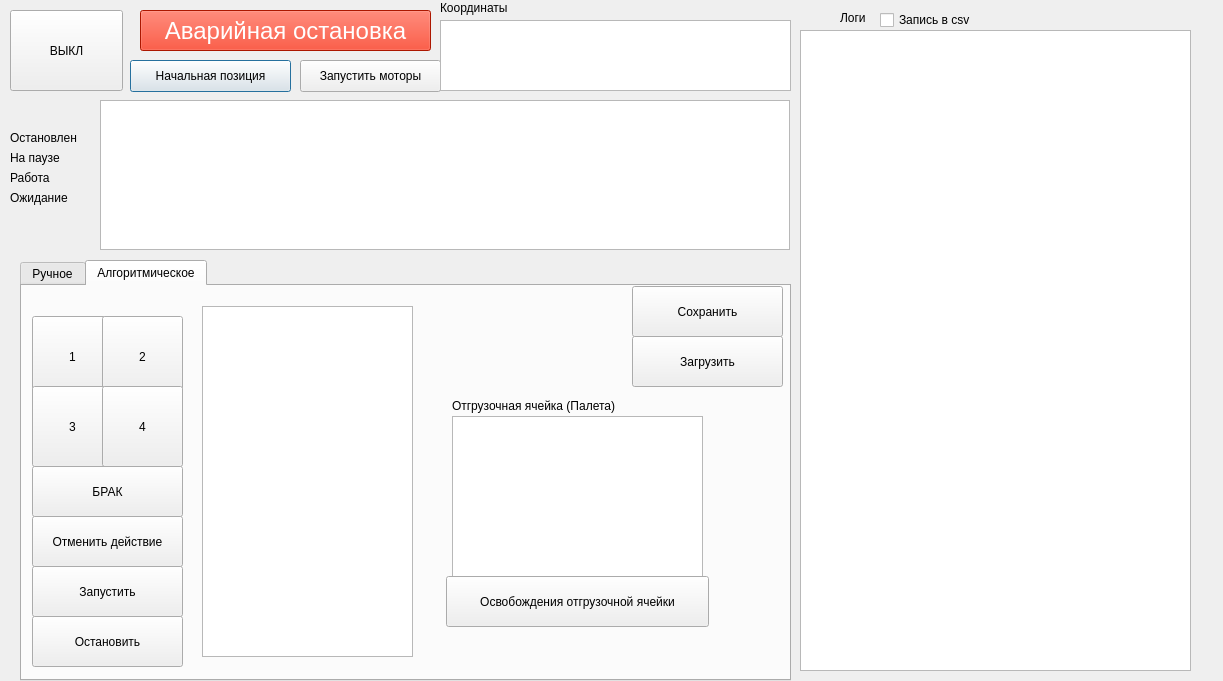
This is first/module1/first_project.ui in GogolevBat/Robotics as Qt 5 draws it before an edit. The edited form follows.
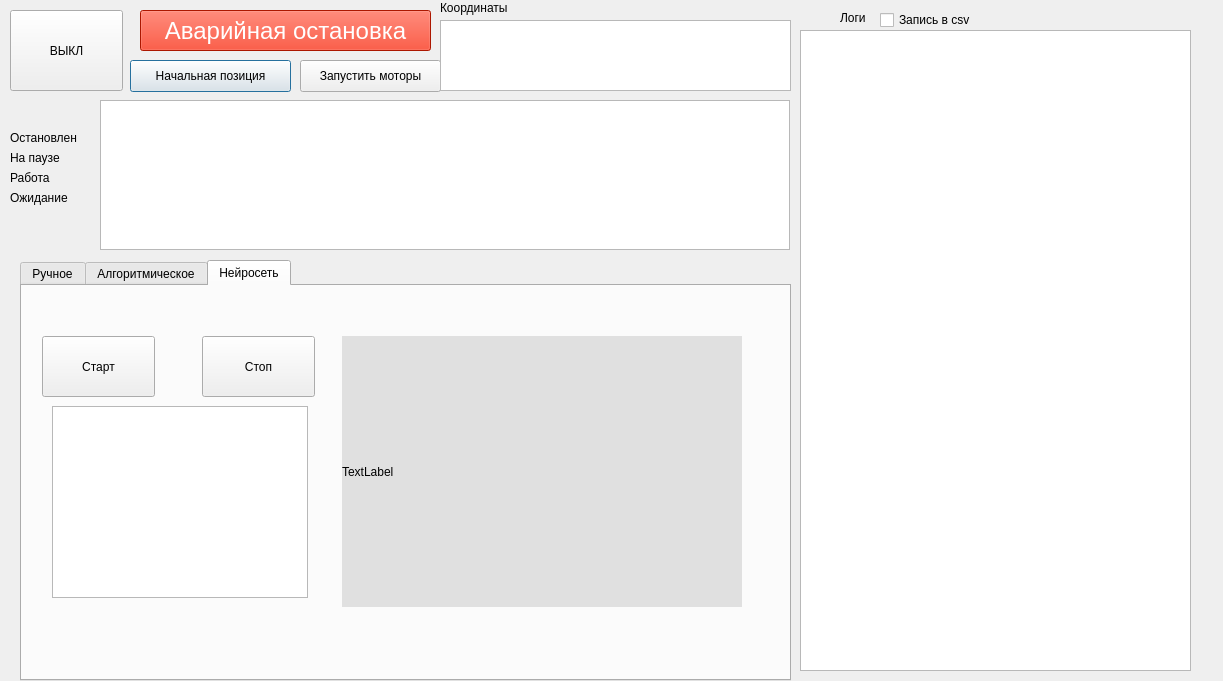
This is the edited form.

```diff
--- a/first/module1/first_project.ui
+++ b/first/module1/first_project.ui
@@ -214,7 +214,7 @@
     </rect>
    </property>
    <property name="currentIndex">
-    <number>1</number>
+    <number>2</number>
    </property>
    <widget class="QWidget" name="tab_3">
     <attribute name="title">
@@ -828,8 +828,8 @@
     <widget class="QPushButton" name="auto_work_save">
      <property name="geometry">
       <rect>
-       <x>610</x>
-       <y>0</y>
+       <x>480</x>
+       <y>10</y>
        <width>151</width>
        <height>51</height>
       </rect>
@@ -841,8 +841,8 @@
     <widget class="QPushButton" name="auto_work_download">
      <property name="geometry">
       <rect>
-       <x>610</x>
-       <y>50</y>
+       <x>480</x>
+       <y>60</y>
        <width>151</width>
        <height>51</height>
       </rect>
@@ -884,7 +884,7 @@
      <property name="geometry">
       <rect>
        <x>430</x>
-       <y>130</y>
+       <y>170</y>
        <width>251</width>
        <height>161</height>
       </rect>
@@ -894,7 +894,7 @@
      <property name="geometry">
       <rect>
        <x>430</x>
-       <y>110</y>
+       <y>150</y>
        <width>251</width>
        <height>20</height>
       </rect>
@@ -907,7 +907,7 @@
      <property name="geometry">
       <rect>
        <x>424</x>
-       <y>290</y>
+       <y>330</y>
        <width>263</width>
        <height>51</height>
       </rect>
@@ -917,6 +917,63 @@
      </property>
     </widget>
    </widget>
+   <widget class="QWidget" name="tab_5">
+    <attribute name="title">
+     <string>Нейросеть</string>
+    </attribute>
+    <widget class="QLabel" name="neuro_image_field">
+     <property name="geometry">
+      <rect>
+       <x>320</x>
+       <y>50</y>
+       <width>400</width>
+       <height>271</height>
+      </rect>
+     </property>
+     <property name="styleSheet">
+      <string notr="true">background-color: #e0e0e0</string>
+     </property>
+     <property name="text">
+      <string>TextLabel</string>
+     </property>
+    </widget>
+    <widget class="QPushButton" name="neuro_start">
+     <property name="geometry">
+      <rect>
+       <x>20</x>
+       <y>50</y>
+       <width>113</width>
+       <height>61</height>
+      </rect>
+     </property>
+     <property name="text">
+      <string>Старт</string>
+     </property>
+    </widget>
+    <widget class="QPushButton" name="neuro_stop">
+     <property name="geometry">
+      <rect>
+       <x>180</x>
+       <y>50</y>
+       <width>113</width>
+       <height>61</height>
+      </rect>
+     </property>
+     <property name="text">
+      <string>Стоп</string>
+     </property>
+    </widget>
+    <widget class="QTableWidget" name="neuro_objects">
+     <property name="geometry">
+      <rect>
+       <x>30</x>
+       <y>120</y>
+       <width>256</width>
+       <height>192</height>
+      </rect>
+     </property>
+    </widget>
+   </widget>
   </widget>
  </widget>
  <resources/>
```
